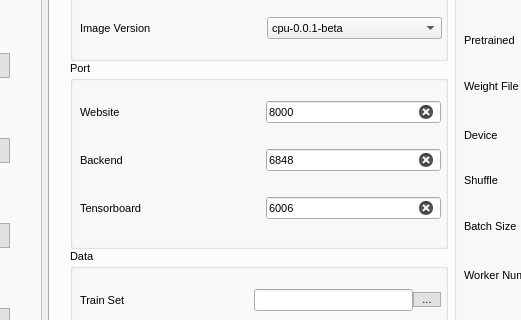
PaulCCCCCCH/Robustar_implementation, file launcher/resources/launcher_v2.ui: the form before one commit; both pictures show x 135 to 656 and y 140 to 460 of the 1000 by 1020 pixel window.
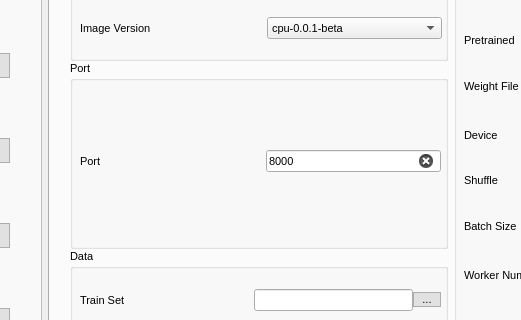
The form after the commit. Icons and pictures are not drawn.

Commit message: Remove useless port setting #81

What changed in the file:
```diff
--- a/launcher/resources/launcher_v2.ui
+++ b/launcher/resources/launcher_v2.ui
@@ -744,7 +744,7 @@
                           </font>
                          </property>
                          <property name="text">
-                          <string>Website</string>
+                          <string>Port</string>
                          </property>
                         </widget>
                        </item>
@@ -784,114 +784,6 @@
                        </item>
                       </layout>
                      </item>
-                     <item>
-                      <layout class="QHBoxLayout" name="horizontalLayout_12">
-                       <item>
-                        <widget class="QLabel" name="label_11">
-                         <property name="font">
-                          <font>
-                           <family>Arial</family>
-                           <pointsize>8</pointsize>
-                           <weight>50</weight>
-                           <italic>false</italic>
-                           <bold>false</bold>
-                          </font>
-                         </property>
-                         <property name="text">
-                          <string>Backend</string>
-                         </property>
-                        </widget>
-                       </item>
-                       <item>
-                        <widget class="QLineEdit" name="backendPortInput">
-                         <property name="sizePolicy">
-                          <sizepolicy hsizetype="Maximum" vsizetype="Fixed">
-                           <horstretch>0</horstretch>
-                           <verstretch>0</verstretch>
-                          </sizepolicy>
-                         </property>
-                         <property name="maximumSize">
-                          <size>
-                           <width>175</width>
-                           <height>16777215</height>
-                          </size>
-                         </property>
-                         <property name="font">
-                          <font>
-                           <family>Arial</family>
-                           <pointsize>8</pointsize>
-                           <weight>50</weight>
-                           <italic>false</italic>
-                           <bold>false</bold>
-                          </font>
-                         </property>
-                         <property name="text">
-                          <string>6848</string>
-                         </property>
-                         <property name="alignment">
-                          <set>Qt::AlignLeading|Qt::AlignLeft|Qt::AlignVCenter</set>
-                         </property>
-                         <property name="clearButtonEnabled">
-                          <bool>true</bool>
-                         </property>
-                        </widget>
-                       </item>
-                      </layout>
-                     </item>
-                     <item>
-                      <layout class="QHBoxLayout" name="horizontalLayout_13">
-                       <item>
-                        <widget class="QLabel" name="label_12">
-                         <property name="font">
-                          <font>
-                           <family>Arial</family>
-                           <pointsize>8</pointsize>
-                           <weight>50</weight>
-                           <italic>false</italic>
-                           <bold>false</bold>
-                          </font>
-                         </property>
-                         <property name="text">
-                          <string>Tensorboard</string>
-                         </property>
-                        </widget>
-                       </item>
-                       <item>
-                        <widget class="QLineEdit" name="tensorboardPortInput">
-                         <property name="sizePolicy">
-                          <sizepolicy hsizetype="Maximum" vsizetype="Fixed">
-                           <horstretch>0</horstretch>
-                           <verstretch>0</verstretch>
-                          </sizepolicy>
-                         </property>
-                         <property name="maximumSize">
-                          <size>
-                           <width>175</width>
-                           <height>16777215</height>
-                          </size>
-                         </property>
-                         <property name="font">
-                          <font>
-                           <family>Arial</family>
-                           <pointsize>8</pointsize>
-                           <weight>50</weight>
-                           <italic>false</italic>
-                           <bold>false</bold>
-                          </font>
-                         </property>
-                         <property name="text">
-                          <string>6006</string>
-                         </property>
-                         <property name="alignment">
-                          <set>Qt::AlignLeading|Qt::AlignLeft|Qt::AlignVCenter</set>
-                         </property>
-                         <property name="clearButtonEnabled">
-                          <bool>true</bool>
-                         </property>
-                        </widget>
-                       </item>
-                      </layout>
-                     </item>
                     </layout>
                    </widget>
                   </widget>
```
Left out of the diff: 6 changed lines with no effect on the pictures. The commit also changes 5 other files.
